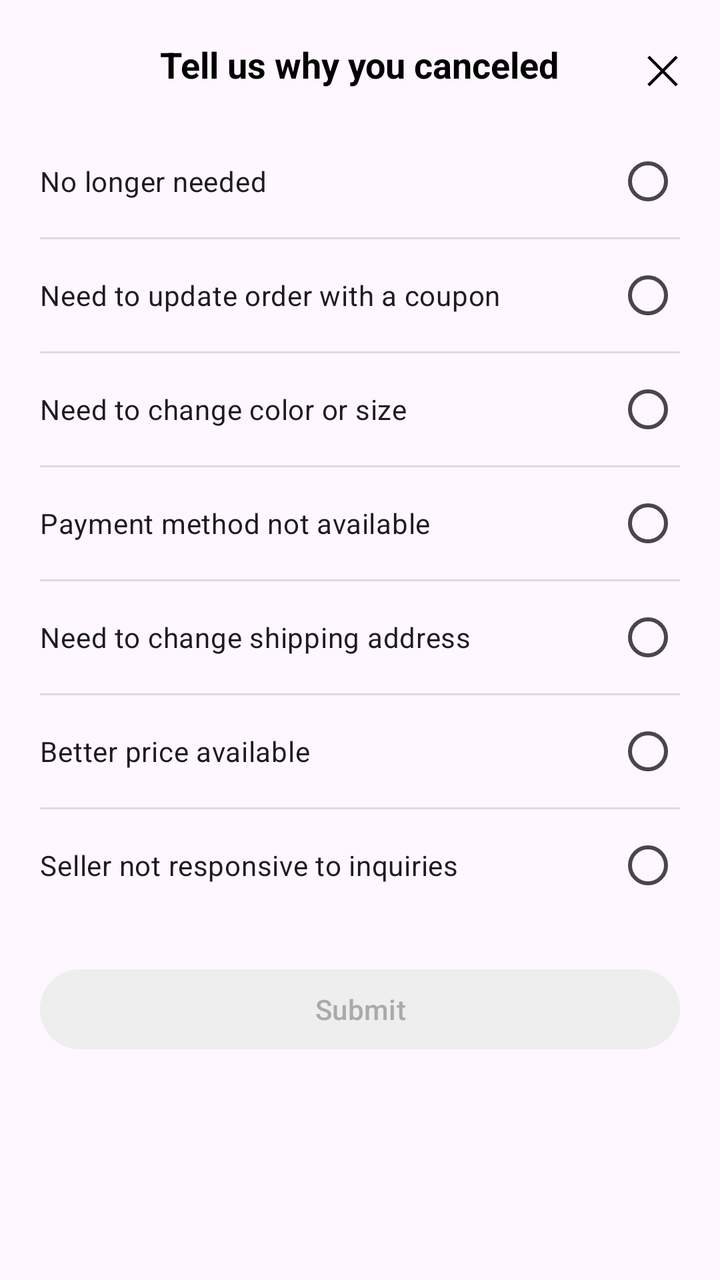
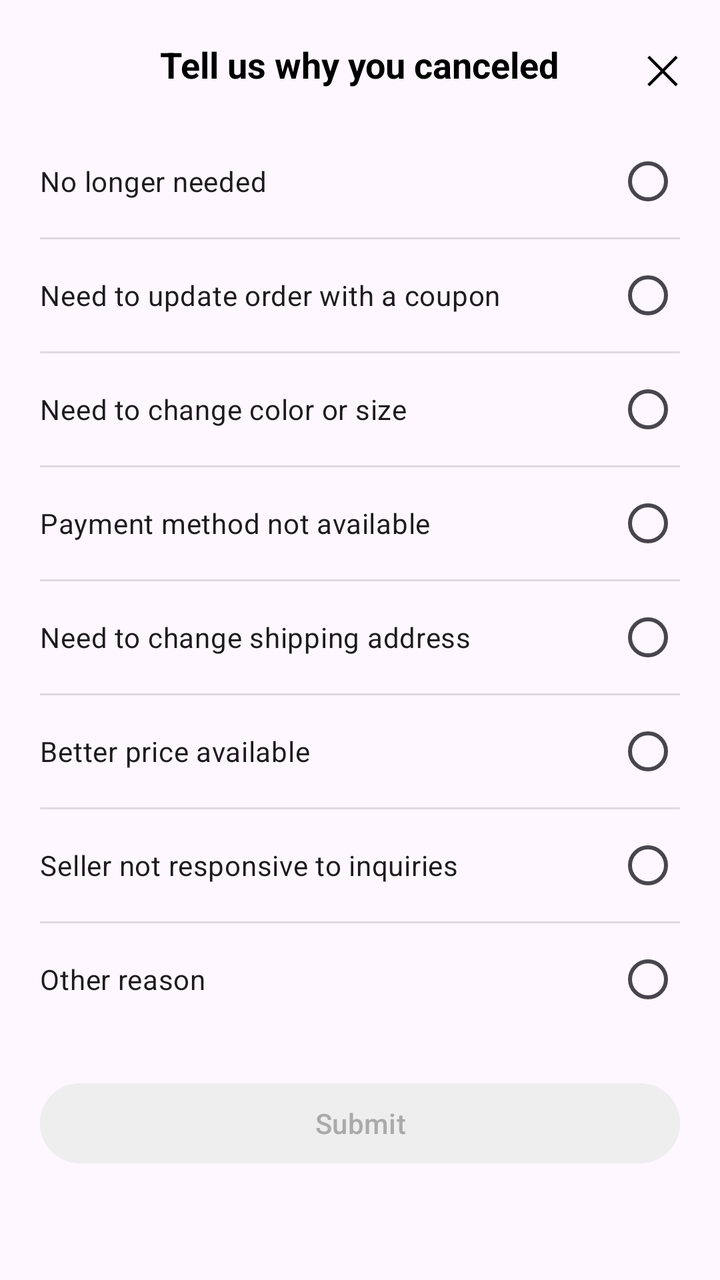

Two renders of the same Android screen: before a commit and after it. Below are the layout's source before the change and the commit's diff.
<!-- AndroidManifest.xml: application theme Theme.Katutubo_F -->
<!-- res/layout/dialog_cancel_reason.xml -->
<?xml version="1.0" encoding="utf-8"?>
<LinearLayout xmlns:android="http://schemas.android.com/apk/res/android"
    android:layout_width="match_parent"
    android:layout_height="wrap_content"
    android:orientation="vertical"
    android:padding="20dp">

    <RelativeLayout
        android:layout_width="match_parent"
        android:layout_height="wrap_content"
        android:layout_marginBottom="15dp">

        <TextView
            android:layout_width="wrap_content"
            android:layout_height="wrap_content"
            android:layout_centerHorizontal="true"
            android:text="Tell us why you canceled"
            android:textColor="@color/black"
            android:textSize="18sp"
            android:textStyle="bold" />

        <TextView
            android:id="@+id/btn_close_dialog"
            android:layout_width="wrap_content"
            android:layout_height="wrap_content"
            android:layout_alignParentEnd="true"
            android:text="✕"
            android:textColor="@color/black"
            android:textSize="20sp" />
    </RelativeLayout>

    <RadioGroup
        android:id="@+id/rg_cancel_reasons"
        android:layout_width="match_parent"
        android:layout_height="wrap_content"
        android:divider="?android:attr/dividerHorizontal"
        android:showDividers="middle">

        <RadioButton
            android:id="@+id/reason1"
            android:layout_width="match_parent"
            android:layout_height="wrap_content"
            android:paddingVertical="12dp"
            android:text="No longer needed"
            android:layout_gravity="start"
            android:textDirection="ltr"
            android:button="@null"
            android:drawableEnd="?android:attr/listChoiceIndicatorSingle" />

        <RadioButton
            android:id="@+id/reason2"
            android:layout_width="match_parent"
            android:layout_height="wrap_content"
            android:paddingVertical="12dp"
            android:text="Need to update order with a coupon"
            android:button="@null"
            android:drawableEnd="?android:attr/listChoiceIndicatorSingle" />

        <RadioButton
            android:id="@+id/reason3"
            android:layout_width="match_parent"
            android:layout_height="wrap_content"
            android:paddingVertical="12dp"
            android:text="Need to change color or size"
            android:button="@null"
            android:drawableEnd="?android:attr/listChoiceIndicatorSingle" />

        <RadioButton
            android:id="@+id/reason4"
            android:layout_width="match_parent"
            android:layout_height="wrap_content"
            android:paddingVertical="12dp"
            android:text="Payment method not available"
            android:button="@null"
            android:drawableEnd="?android:attr/listChoiceIndicatorSingle" />

        <RadioButton
            android:id="@+id/reason5"
            android:layout_width="match_parent"
            android:layout_height="wrap_content"
            android:paddingVertical="12dp"
            android:text="Need to change shipping address"
            android:button="@null"
            android:drawableEnd="?android:attr/listChoiceIndicatorSingle" />

        <RadioButton
            android:id="@+id/reason6"
            android:layout_width="match_parent"
            android:layout_height="wrap_content"
            android:paddingVertical="12dp"
            android:text="Better price available"
            android:button="@null"
            android:drawableEnd="?android:attr/listChoiceIndicatorSingle" />

        <RadioButton
            android:id="@+id/reason7"
            android:layout_width="match_parent"
            android:layout_height="wrap_content"
            android:paddingVertical="12dp"
            android:text="Seller not responsive to inquiries"
            android:button="@null"
            android:drawableEnd="?android:attr/listChoiceIndicatorSingle" />
    </RadioGroup>

    <Button
        android:id="@+id/btn_submit_cancel"
        android:layout_width="match_parent"
        android:layout_height="wrap_content"
        android:layout_marginTop="20dp"
        android:backgroundTint="#EEEEEE"
        android:enabled="false"
        android:text="Submit"
        android:textColor="#AAAAAA" />

</LinearLayout>
<!-- resources referenced by this layout -->
<resources>
  <color name="black">#000000</color>
  <style name="Theme.Katutubo_F" parent="Base.Theme.Katutubo_F">
          
          <item name="bottomNavigationStyle">@style/Widget.App.BottomNavigationView</item>
      </style>
  <style name="Base.Theme.Katutubo_F" parent="Theme.Material3.DayNight.NoActionBar">
          
      </style>
  <style name="Widget.App.BottomNavigationView" parent="Widget.Material3.BottomNavigationView">
          
          <item name="materialThemeOverlay">@style/ThemeOverlay.App.BottomNavigation</item>
      </style>
  <style name="ThemeOverlay.App.BottomNavigation" parent="">
          
          <item name="colorSecondaryContainer">#EFEBE9</item>
      </style>
</resources>

<!-- the commit's change to res/layout/dialog_cancel_reason.xml (unified diff, before → after) -->
@@ -100,7 +100,32 @@
             android:text="Seller not responsive to inquiries"
             android:button="@null"
             android:drawableEnd="?android:attr/listChoiceIndicatorSingle" />
+
+        <RadioButton
+            android:id="@+id/reason_other"
+            android:layout_width="match_parent"
+            android:layout_height="wrap_content"
+            android:paddingVertical="12dp"
+            android:text="Other reason"
+            android:button="@null"
+            android:drawableEnd="?android:attr/listChoiceIndicatorSingle" />
     </RadioGroup>
+
+    <EditText
+        android:id="@+id/et_other_reason"
+        android:layout_width="match_parent"
+        android:layout_height="wrap_content"
+        android:layout_marginTop="10dp"
+        android:hint="Type your reason here..."
+        android:visibility="gone"
+        android:background="@drawable/rounded_white_bg"
+        android:padding="12dp"
+        android:elevation="2dp"
+        android:textSize="14sp"
+        android:minLines="3"
+        android:gravity="top"
+        android:inputType="textMultiLine"
+        android:importantForAutofill="no" />
 
     <Button
         android:id="@+id/btn_submit_cancel"
<!-- resource entries referenced after the edit -->
@@ -1,10 +1,17 @@
 <!-- resources referenced by this layout -->
 <resources>
   <color name="black">#000000</color>
+  <!-- drawable rounded_white_bg (drawable) -->
+  <?xml version="1.0" encoding="utf-8"?>
+  <shape xmlns:android="http://schemas.android.com/apk/res/android">
+      <solid android:color="@color/white" />
+      <corners android:radius="12dp" />
+  </shape>
   <style name="Theme.Katutubo_F" parent="Base.Theme.Katutubo_F">
           
           <item name="bottomNavigationStyle">@style/Widget.App.BottomNavigationView</item>
       </style>
+  <color name="white">#FFFFFF</color>
   <style name="Base.Theme.Katutubo_F" parent="Theme.Material3.DayNight.NoActionBar">
           
       </style>
